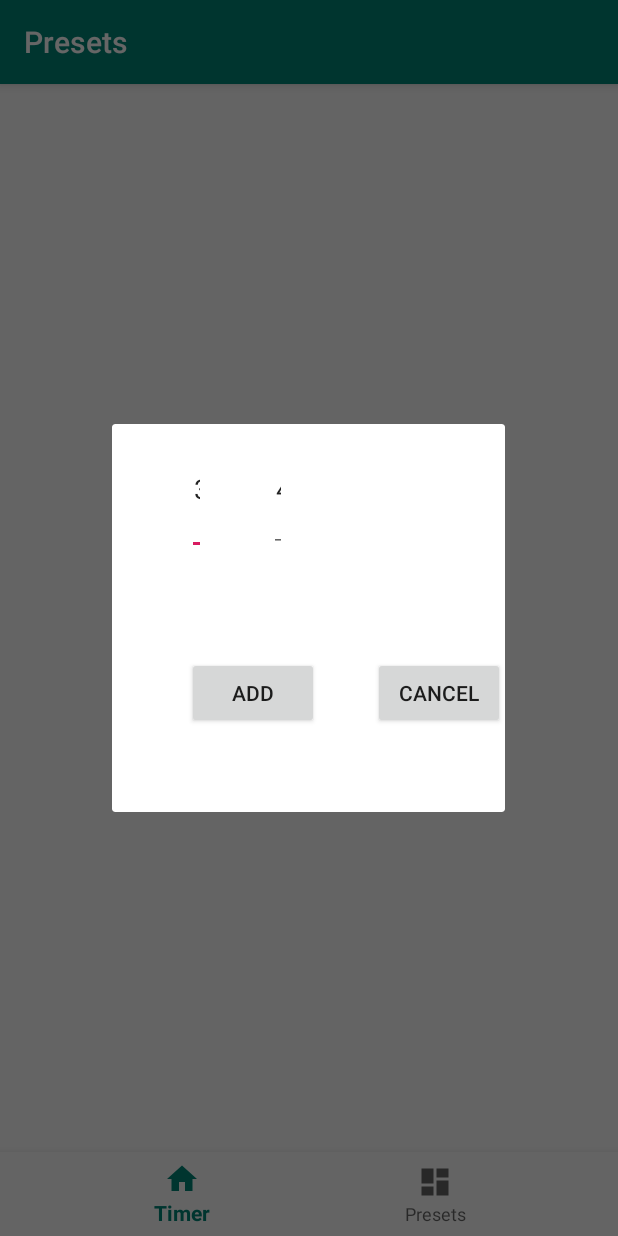
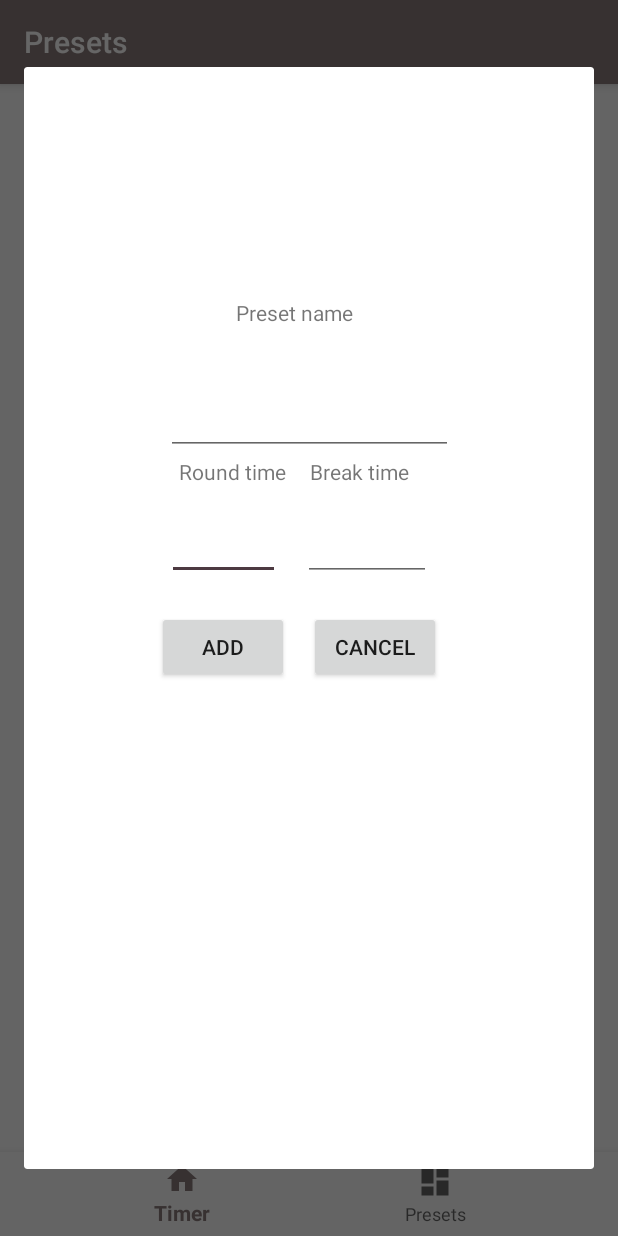
Before and after one commit to ueco-jb/fighterTimer, an Android app: the PresetsFragment screen opened through its navigation route, after a tap on an icon or button, on a phone screen of 412 x 824 dp. Run offline under Robolectric (Android 15) with nearby library versions, the phone set to English and light mode, and no system bars; our stand-ins replace Room's generated code, navigation-ui.

Commit message:
Small changes in UI

```diff
--- a/app/src/main/java/com/example/fightingtimer/ui/presets/PresetsFragment.java
+++ b/app/src/main/java/com/example/fightingtimer/ui/presets/PresetsFragment.java
@@ -5,6 +5,7 @@ import android.app.Dialog;
 import android.content.Context;
 import android.content.DialogInterface;
 import android.os.Bundle;
+import android.text.TextUtils;
 import android.view.LayoutInflater;
 import android.view.View;
 import android.view.ViewGroup;
@@ -125,9 +126,15 @@ public class PresetsFragment extends Fragment {
         add_button.setOnClickListener(new View.OnClickListener(){
             @Override
             public void onClick(View v){
+                EditText preset_name_input = dialog.findViewById(R.id.Preset_name_i);
+                String preset_name = preset_name_input.getText().toString();
                 EditText round_value_input = dialog.findViewById(R.id.Round_value_i);
                 EditText break_value_input = dialog.findViewById(R.id.Break_value_i);
-                addPreset("test name", edittextToInt(round_value_input), edittextToInt(break_value_input));
+                if (TextUtils.isEmpty(preset_name)){
+                    preset_name_input.setError(getResources().getString(R.string.field_cannot_be_empty));
+                    return;
+                }
+                addPreset(preset_name, edittextToInt(round_value_input), edittextToInt(break_value_input));
                 refreshPresets();
                 dialog.dismiss();
             }
--- a/app/src/main/res/layout/fragment_presets.xml
+++ b/app/src/main/res/layout/fragment_presets.xml
@@ -1,26 +1,33 @@
 <?xml version="1.0" encoding="utf-8"?>
 <androidx.constraintlayout.widget.ConstraintLayout xmlns:android="http://schemas.android.com/apk/res/android"
     xmlns:app="http://schemas.android.com/apk/res-auto"
+    xmlns:tools="http://schemas.android.com/tools"
     android:layout_width="match_parent"
     android:layout_height="match_parent">
 
     <com.google.android.material.floatingactionbutton.FloatingActionButton
         android:id="@+id/Add_preset_b"
         android:layout_width="100dp"
-        android:layout_height="99dp"
+        android:layout_height="100dp"
+        android:layout_marginBottom="60dp"
+        android:backgroundTint="#868B86"
         android:clickable="true"
-        app:layout_constraintBottom_toBottomOf="@+id/scrollView2"
+        app:fabCustomSize="100dip"
+        app:fabSize="auto"
+        app:layout_constraintBottom_toBottomOf="parent"
         app:layout_constraintEnd_toEndOf="parent"
+        app:layout_constraintHorizontal_bias="0.87"
         app:layout_constraintStart_toStartOf="parent"
-        app:layout_constraintTop_toTopOf="parent"
+        app:maxImageSize="80dp"
+        app:rippleColor="#FFFFFF"
         app:srcCompat="@android:drawable/ic_menu_add" />
 
     <ScrollView
         android:id="@+id/scrollView2"
         android:layout_width="411dp"
         android:layout_height="731dp"
+        app:layout_constraintBottom_toBottomOf="parent"
         app:layout_constraintEnd_toEndOf="parent"
-        app:layout_constraintHorizontal_bias="1.0"
         app:layout_constraintStart_toStartOf="parent"
         app:layout_constraintTop_toTopOf="parent">
 
@@ -28,7 +35,7 @@
             android:id="@+id/Linear_preset_layout"
             android:layout_width="match_parent"
             android:layout_height="wrap_content"
-            android:orientation="vertical"/>
+            android:orientation="vertical" />
     </ScrollView>
 
 </androidx.constraintlayout.widget.ConstraintLayout>
--- a/app/src/main/res/layout/fragment_timer.xml
+++ b/app/src/main/res/layout/fragment_timer.xml
@@ -1,6 +1,7 @@
 <?xml version="1.0" encoding="utf-8"?>
 <androidx.constraintlayout.widget.ConstraintLayout xmlns:android="http://schemas.android.com/apk/res/android"
     xmlns:app="http://schemas.android.com/apk/res-auto"
+    xmlns:tools="http://schemas.android.com/tools"
     android:layout_width="match_parent"
     android:layout_height="match_parent">
 
@@ -47,7 +48,7 @@
         android:layout_width="0dp"
         android:layout_height="wrap_content"
         android:layout_marginEnd="32dp"
-        android:layout_marginBottom="37dp"
+        android:layout_marginBottom="36dp"
         android:text="@string/countdown_label"
         android:textAlignment="center"
         android:textSize="36sp"
@@ -65,17 +66,21 @@
         android:visibility="invisible"
         app:layout_constraintBaseline_toBaselineOf="@+id/Pause_b"
         app:layout_constraintEnd_toEndOf="@+id/Start_b"
+        app:layout_constraintHorizontal_bias="1.0"
         app:layout_constraintStart_toStartOf="parent" />
 
     <androidx.appcompat.widget.AppCompatTextView
         android:id="@+id/Round_l"
         android:layout_width="wrap_content"
         android:layout_height="wrap_content"
-        android:layout_marginStart="77dp"
+        android:layout_marginStart="56dp"
+        android:layout_marginTop="109dp"
+        android:layout_marginBottom="131dp"
         android:text="@string/round_label"
         android:textSize="30sp"
-        app:layout_constraintBaseline_toBaselineOf="@+id/Round_val"
-        app:layout_constraintStart_toStartOf="parent" />
+        app:layout_constraintBottom_toTopOf="@+id/progressBar"
+        app:layout_constraintStart_toStartOf="parent"
+        app:layout_constraintTop_toTopOf="parent" />
 
     <androidx.appcompat.widget.AppCompatTextView
         android:id="@+id/Break_l"
@@ -100,8 +105,8 @@
         android:id="@+id/Current_state_l"
         android:layout_width="wrap_content"
         android:layout_height="wrap_content"
-        android:layout_marginStart="40dp"
-        android:layout_marginBottom="48dp"
+        android:layout_marginStart="16dp"
+        android:layout_marginBottom="188dp"
         android:textSize="30sp"
         app:layout_constraintBottom_toTopOf="@+id/Countdown_l"
         app:layout_constraintStart_toStartOf="@+id/Countdown_l" />
@@ -115,4 +120,15 @@
         android:textSize="30sp"
         app:layout_constraintEnd_toEndOf="@+id/Round_val"
         app:layout_constraintTop_toBottomOf="@+id/Round_val" />
+
+    <ProgressBar
+        android:id="@+id/progressBar"
+        style="?android:attr/progressBarStyle"
+        android:layout_width="155dp"
+        android:layout_height="0dp"
+        android:layout_marginBottom="260dp"
+        app:layout_constraintBottom_toBottomOf="parent"
+        app:layout_constraintEnd_toEndOf="parent"
+        app:layout_constraintStart_toStartOf="parent"
+        app:layout_constraintTop_toBottomOf="@+id/Round_l" />
 </androidx.constraintlayout.widget.ConstraintLayout>
--- a/app/src/main/res/layout/preset_dialog.xml
+++ b/app/src/main/res/layout/preset_dialog.xml
@@ -8,48 +8,103 @@
 
     <EditText
         android:id="@+id/Round_value_i"
-        android:layout_width="0dp"
-        android:layout_height="87dp"
-        android:layout_marginStart="50dp"
-        android:layout_marginEnd="42dp"
-        android:layout_marginBottom="171dp"
+        android:layout_width="75dp"
+        android:layout_height="62dp"
+        android:layout_marginStart="104dp"
+        android:layout_marginTop="66dp"
+        android:layout_marginEnd="15dp"
+        android:layout_marginBottom="65dp"
         android:ems="10"
         android:inputType="numberDecimal"
-        android:text="3"
         android:textAlignment="center"
-        app:layout_constraintBottom_toBottomOf="parent"
+        app:layout_constraintBottom_toBottomOf="@+id/Add_b"
         app:layout_constraintEnd_toStartOf="@+id/Break_value_i"
-        app:layout_constraintStart_toStartOf="parent" />
+        app:layout_constraintStart_toStartOf="parent"
+        app:layout_constraintTop_toTopOf="@+id/Preset_name_i"
+        app:layout_constraintVertical_bias="0.88" />
 
     <EditText
         android:id="@+id/Break_value_i"
-        android:layout_width="0dp"
-        android:layout_height="84dp"
-        android:layout_marginEnd="145dp"
+        android:layout_width="85dp"
+        android:layout_height="60dp"
+        android:layout_marginEnd="118dp"
+        android:layout_marginBottom="20dp"
         android:ems="10"
         android:inputType="numberDecimal"
-        android:text="4"
         android:textAlignment="center"
-        app:layout_constraintBaseline_toBaselineOf="@+id/Round_value_i"
+        app:layout_constraintBottom_toTopOf="@+id/Cancel_b"
         app:layout_constraintEnd_toEndOf="parent"
-        app:layout_constraintStart_toEndOf="@+id/Round_value_i" />
+        app:layout_constraintStart_toEndOf="@+id/Round_value_i"
+        app:layout_constraintTop_toBottomOf="@+id/Preset_name_i" />
 
     <Button
         android:id="@+id/Add_b"
         android:layout_width="wrap_content"
         android:layout_height="wrap_content"
-        android:layout_marginStart="50dp"
+        android:layout_marginEnd="13dp"
         android:text="@string/add"
         app:layout_constraintBaseline_toBaselineOf="@+id/Cancel_b"
+        app:layout_constraintEnd_toStartOf="@+id/Cancel_b"
+        app:layout_constraintHorizontal_chainStyle="packed"
         app:layout_constraintStart_toStartOf="parent" />
 
     <Button
         android:id="@+id/Cancel_b"
         android:layout_width="wrap_content"
         android:layout_height="wrap_content"
-        android:layout_marginStart="36dp"
-        android:layout_marginBottom="55dp"
+        android:layout_marginEnd="14dp"
+        android:layout_marginBottom="324dp"
         android:text="@string/cancel"
         app:layout_constraintBottom_toBottomOf="parent"
-        app:layout_constraintStart_toEndOf="@+id/Add_b" />
+        app:layout_constraintEnd_toEndOf="parent"
+        app:layout_constraintStart_toEndOf="@+id/Add_b"
+        app:layout_constraintTop_toBottomOf="@+id/Break_value_i" />
+
+    <EditText
+        android:id="@+id/Preset_name_i"
+        android:layout_width="191dp"
+        android:layout_height="69dp"
+        android:layout_marginTop="189dp"
+        android:layout_marginBottom="24dp"
+        android:ems="10"
+        android:inputType="textPersonName"
+        android:textAlignment="center"
+        app:layout_constraintBottom_toTopOf="@+id/Break_value_i"
+        app:layout_constraintEnd_toEndOf="parent"
+        app:layout_constraintStart_toStartOf="parent"
+        app:layout_constraintTop_toTopOf="parent" />
+
+    <TextView
+        android:id="@+id/textView"
+        android:layout_width="wrap_content"
+        android:layout_height="wrap_content"
+        android:layout_marginTop="1dp"
+        android:layout_marginEnd="16dp"
+        android:text="@string/round_time_dialog"
+        app:layout_constraintEnd_toStartOf="@+id/textView2"
+        app:layout_constraintHorizontal_chainStyle="packed"
+        app:layout_constraintStart_toStartOf="parent"
+        app:layout_constraintTop_toBottomOf="@+id/Preset_name_i" />
+
+    <TextView
+        android:id="@+id/textView2"
+        android:layout_width="wrap_content"
+        android:layout_height="wrap_content"
+        android:layout_marginTop="1dp"
+        android:layout_marginEnd="20dp"
+        android:text="@string/break_time_dialog"
+        app:layout_constraintEnd_toEndOf="parent"
+        app:layout_constraintStart_toEndOf="@+id/textView"
+        app:layout_constraintTop_toBottomOf="@+id/Preset_name_i" />
+
+    <TextView
+        android:id="@+id/textView3"
+        android:layout_width="wrap_content"
+        android:layout_height="wrap_content"
+        android:layout_marginBottom="16dp"
+        android:text="@string/preset_name_dialog"
+        app:layout_constraintBottom_toTopOf="@+id/Preset_name_i"
+        app:layout_constraintEnd_toEndOf="@+id/Preset_name_i"
+        app:layout_constraintHorizontal_bias="0.414"
+        app:layout_constraintStart_toStartOf="@+id/Preset_name_i" />
 </androidx.constraintlayout.widget.ConstraintLayout>
--- a/app/src/main/res/values/colors.xml
+++ b/app/src/main/res/values/colors.xml
@@ -1,6 +1,6 @@
 <?xml version="1.0" encoding="utf-8"?>
 <resources>
-    <color name="colorPrimary">#008577</color>
-    <color name="colorPrimaryDark">#00574B</color>
-    <color name="colorAccent">#D81B60</color>
+    <color name="colorPrimary">#8A7B7B</color>
+    <color name="colorPrimaryDark">#4E474A</color>
+    <color name="colorAccent">#4D3A41</color>
 </resources>
--- a/app/src/main/res/values/strings.xml
+++ b/app/src/main/res/values/strings.xml
@@ -14,4 +14,8 @@
     <string name="remove_preset_question">Remove preset?</string>
     <string name="yes">Yes</string>
     <string name="no">No</string>
+    <string name="round_time_dialog">Round time</string>
+    <string name="break_time_dialog">Break time</string>
+    <string name="preset_name_dialog">Preset name</string>
+    <string name="field_cannot_be_empty">This field cannot be empty!</string>
 </resources>
```
Also changed, not shown: app/src/main/java/com/example/fightingtimer/ui/presets/Setting.java (line endings or trailing spaces), 1 other file.
